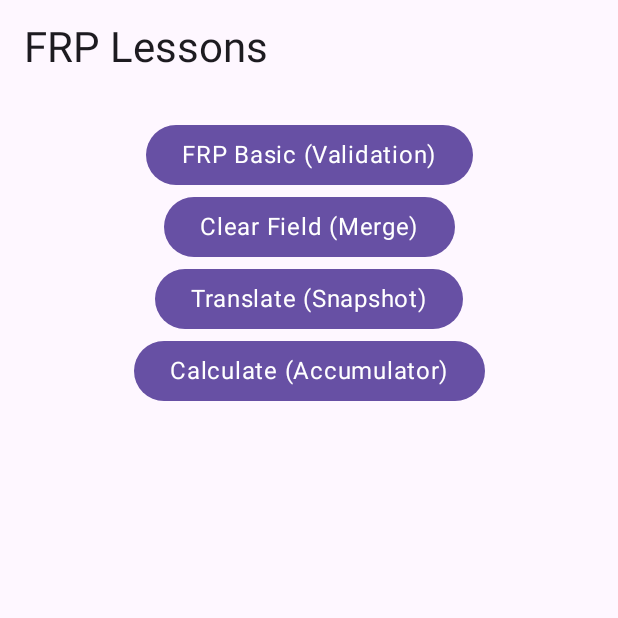
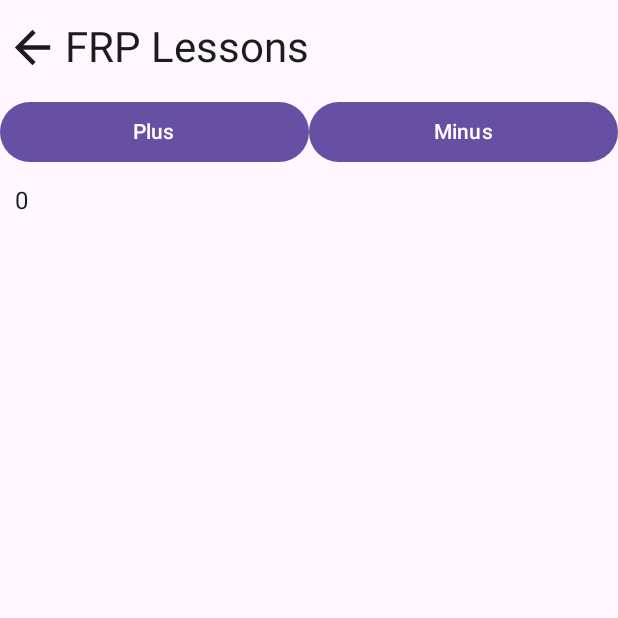
Before and after one commit to GiwungEom/FRPWithFlowStudy, an Android app built with Jetpack Compose: the screen it shows after launch (MainActivity), after a tap on "Calculate (Accumulator)", on a phone screen of 412 x 824 dp, the top half of it. Run offline under Robolectric (Android 15) with nearby library versions, the phone set to English and light mode, and no system bars.

```diff
--- a/app/src/main/java/com/gw/study/frp/MainActivity.kt
+++ b/app/src/main/java/com/gw/study/frp/MainActivity.kt
@@ -24,6 +24,7 @@ import androidx.navigation.compose.composable
 import androidx.navigation.compose.currentBackStackEntryAsState
 import androidx.navigation.compose.rememberNavController
 import com.gw.study.frp.ui.screen.LessonsScreen
+import com.gw.study.frp.ui.screen.lesson.calculator.CalculatorScreen
 import com.gw.study.frp.ui.screen.lesson.clearfield.ClearFieldScreen
 import com.gw.study.frp.ui.screen.lesson.reservation.ReservationScreen
 import com.gw.study.frp.ui.screen.lesson.translate.TranslateScreen
@@ -97,6 +98,10 @@ private fun FRPWithFlowStudyApp() {
             composable(route = Routes.Lesson3.route) {
                 TranslateScreen()
             }
+
+            composable(route = Routes.Lesson4.route) {
+                CalculatorScreen()
+            }
         }
     }
 }
--- /dev/null
+++ b/app/src/main/java/com/gw/study/frp/ui/screen/lesson/calculator/CalculatorScreen.kt
@@ -0,0 +1,71 @@
+package com.gw.study.frp.ui.screen.lesson.calculator
+
+import androidx.compose.foundation.layout.Arrangement
+import androidx.compose.foundation.layout.Column
+import androidx.compose.foundation.layout.Row
+import androidx.compose.foundation.layout.fillMaxSize
+import androidx.compose.foundation.layout.fillMaxWidth
+import androidx.compose.foundation.layout.padding
+import androidx.compose.material3.Button
+import androidx.compose.material3.Text
+import androidx.compose.runtime.Composable
+import androidx.compose.runtime.collectAsState
+import androidx.compose.runtime.getValue
+import androidx.compose.ui.Alignment
+import androidx.compose.ui.Modifier
+import androidx.compose.ui.tooling.preview.Preview
+import androidx.compose.ui.unit.dp
+import androidx.lifecycle.viewmodel.compose.viewModel
+
+
+@Composable
+fun CalculatorScreen(
+    modifier: Modifier = Modifier,
+    viewModel: CalculatorViewModel = viewModel()
+) {
+    val valueState by viewModel.valueState.collectAsState(0)
+
+    val onPlusClicked = {
+        viewModel.sendEvent(UserEvent.Plus)
+    }
+
+    val onMinusClicked = {
+        viewModel.sendEvent(UserEvent.Minus)
+    }
+    Column(
+        modifier = Modifier
+            .fillMaxSize()
+            .then(modifier),
+    ) {
+        Row(
+            modifier = Modifier.fillMaxWidth(),
+            verticalAlignment = Alignment.CenterVertically,
+            horizontalArrangement = Arrangement.SpaceEvenly
+        ) {
+            Button(
+                onClick = onPlusClicked,
+                modifier = Modifier.weight(1f)
+            ) {
+                Text(text = "Plus")
+            }
+            Button(
+                onClick = onMinusClicked,
+                modifier = Modifier.weight(1f)
+            ) {
+                Text(text = "Minus")
+            }
+        }
+        Text(
+            text = valueState.toString(),
+            modifier = Modifier.fillMaxWidth()
+                .padding(10.dp)
+        )
+    }
+
+}
+
+@Preview(showSystemUi = true)
+@Composable
+fun CalculatorScreenPreview() {
+    CalculatorScreen()
+}
--- /dev/null
+++ b/app/src/main/java/com/gw/study/frp/ui/screen/lesson/calculator/CalculatorViewModel.kt
@@ -0,0 +1,62 @@
+package com.gw.study.frp.ui.screen.lesson.calculator
+
+import com.gw.study.frp.ui.screen.ActionEvent
+import com.gw.study.frp.ui.screen.FrpViewModel
+import kotlinx.coroutines.flow.MutableSharedFlow
+import kotlinx.coroutines.flow.map
+import kotlinx.coroutines.flow.merge
+import kotlinx.coroutines.flow.scan
+
+
+sealed class UserEvent: ActionEvent {
+    object Plus : UserEvent()
+    object Minus : UserEvent()
+}
+
+class CalculatorViewModel : FrpViewModel() {
+
+    private val fPlusBtn = MutableSharedFlow<Unit>()
+    private val fMinusBtn = MutableSharedFlow<Unit>()
+
+    private val fPlusDelta = fPlusBtn.map { 1 }
+    private val fMinusDelta = fMinusBtn.map { -1 }
+    private val fDelta = merge(fPlusDelta, fMinusDelta)
+
+    // sodium 전방 참조 루프 누적기 -> Flow 형식 수정 방식 2
+    // value 참조 없이 scan 내부 누적기 사용
+    val valueState =  fDelta.scan(0) { accumulator, value -> accumulator + value }
+
+    override suspend fun actionHandle(actionEvent: ActionEvent) {
+        when (actionEvent) {
+            is UserEvent.Plus -> fPlusBtn.emit(Unit)
+            is UserEvent.Minus -> fMinusBtn.emit(Unit)
+        }
+    }
+/**
+// sodium 전방 참조 루프 누적기 -> Flow 형식 수정 방식 1
+// value 참조 후 value 결과 값 저장
+//    private val _valueState = MutableStateFlow(0)
+//    val valueState = _valueState.asStateFlow()
+
+//    init {
+//        fDelta.snapshotAndUpdate(_valueState) { calc, value -> calc + value }
+//            .stateIn(
+//                viewModelScope,
+//                started = SharingStarted.Eagerly,
+//                0
+//            )
+//    }
+
+//    private fun <T, R> Flow<T>.snapshotAndUpdate(
+//        state: MutableStateFlow<R>,
+//        transform: (T, R) -> R
+//    ): Flow<R> =
+//        flow {
+//            collect {
+//                val result = transform(it, state.value)
+//                emit(result)
+//                state.value = result
+//            }
+//        }
+**/
+}
```
